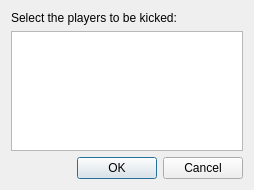
This is client/gui/livejamming/app/kickdialog.ui in sush/Live-Jamming as Qt 5 draws it before an edit. The edited form follows.
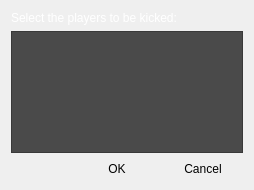
This is the edited form. Icons and pictures are not drawn.

Patch:
```diff
--- a/client/gui/livejamming/app/kickdialog.ui
+++ b/client/gui/livejamming/app/kickdialog.ui
@@ -13,6 +13,38 @@
   <property name="windowTitle">
    <string>Kick players</string>
   </property>
+  <property name="styleSheet">
+   <string notr="true">#KickDialog {
+	background:url(:/images/background_connection.png);
+	width:200%;
+}
+#KickDialog QLabel{
+	color:white;
+}
+
+#KickDialog QPushButton {
+background:url(:/images/btn.png) transparent no-repeat;
+border:0px;
+width:80px;
+height:20px;
+}
+#KickDialog QPushButton:hover {
+background:url(:/images/btn_hover.png) transparent no-repeat;
+border:0;
+width:70px;
+height:25px;
+}
+#KickDialog QPushButton:pressed {
+background:url(:/images/btn_hover.png) transparent no-repeat;
+border:0;
+width:70px;
+height:25px;
+}
+#KickDialog QListWidget{
+background-color:#4a4a4a;
+color:white;
+}</string>
+  </property>
   <layout class="QVBoxLayout" name="verticalLayout">
    <item>
     <widget class="QLabel" name="label">
```
Left out of the diff: 4 changed lines with no effect on the pictures.
